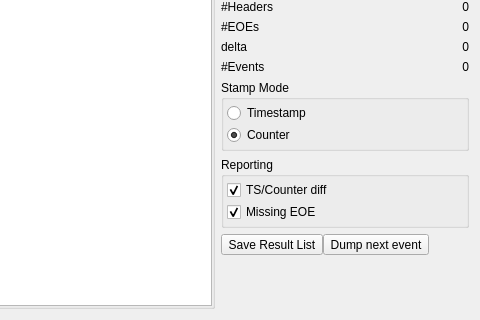
Qt form src/mesytec_diagnostics.ui (flueke/mvme) before a commit; both pictures show x 376 to 856 and y 296 to 616 of the 856 by 616 pixel window.
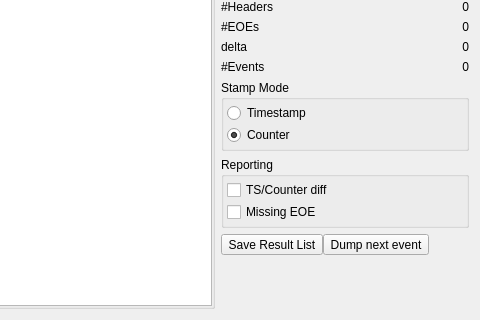
The same form after that commit. Icons and pictures are not drawn.

Commit message: diagnostics: TS/Counter diff and Missing EOE boxes unchecked by default

The edit to the form file:
```diff
--- a/src/mesytec_diagnostics.ui
+++ b/src/mesytec_diagnostics.ui
@@ -355,7 +355,7 @@
              <string>TS/Counter diff</string>
             </property>
             <property name="checked">
-             <bool>true</bool>
+             <bool>false</bool>
             </property>
            </widget>
           </item>
@@ -365,7 +365,7 @@
              <string>Missing EOE</string>
             </property>
             <property name="checked">
-             <bool>true</bool>
+             <bool>false</bool>
             </property>
            </widget>
           </item>
```
